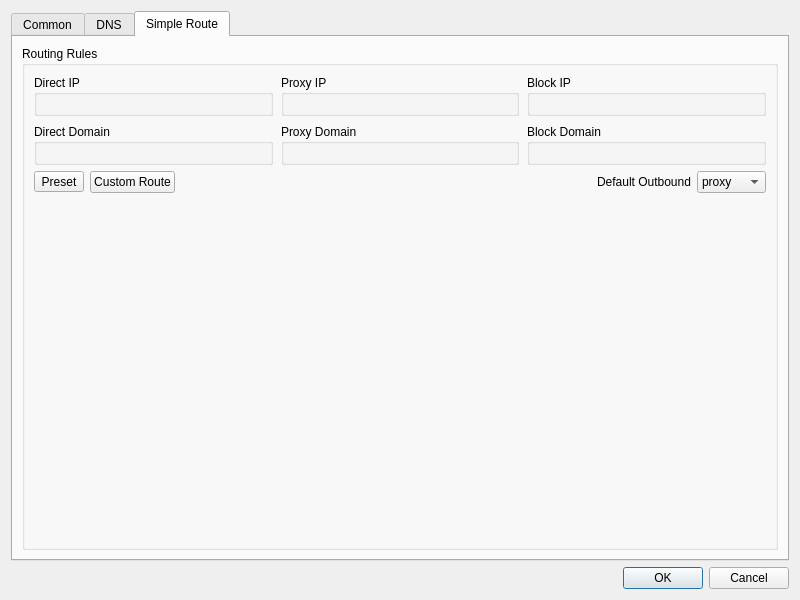
Ogstra/proxor, file src/ui/dialog_manage_routes.ui: the form before one commit.
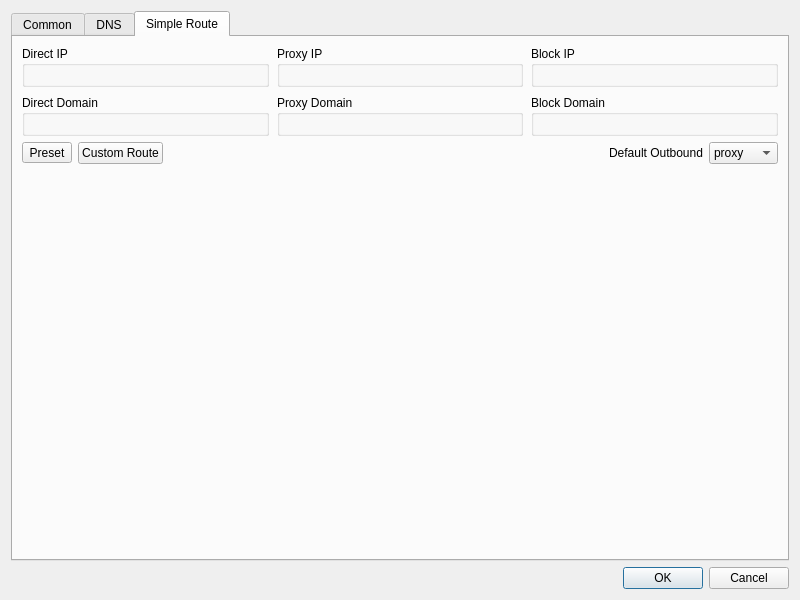
The form after the commit. The open tabs and pages were chosen to show the change.

The edit to the form file:
```diff
--- a/src/ui/dialog_manage_routes.ui
+++ b/src/ui/dialog_manage_routes.ui
@@ -418,12 +418,6 @@
       </attribute>
       <layout class="QVBoxLayout" name="verticalLayout_6">
        <item>
-          <widget class="QGroupBox" name="gb2">
-           <property name="title">
-            <string>Routing Rules</string>
-           </property>
-           <layout class="QVBoxLayout" name="verticalLayout_2">
-          <item>
            <layout class="QGridLayout" name="gridLayout_3" columnstretch="1,1,1">
             <property name="horizontalSpacing">
              <number>8</number>
@@ -598,9 +592,6 @@
              </size>
             </property>
            </spacer>
-          </item>
-         </layout>
-        </widget>
        </item>
       </layout>
      </widget>
```
Lines whose indentation alone changed are shown as unchanged.
